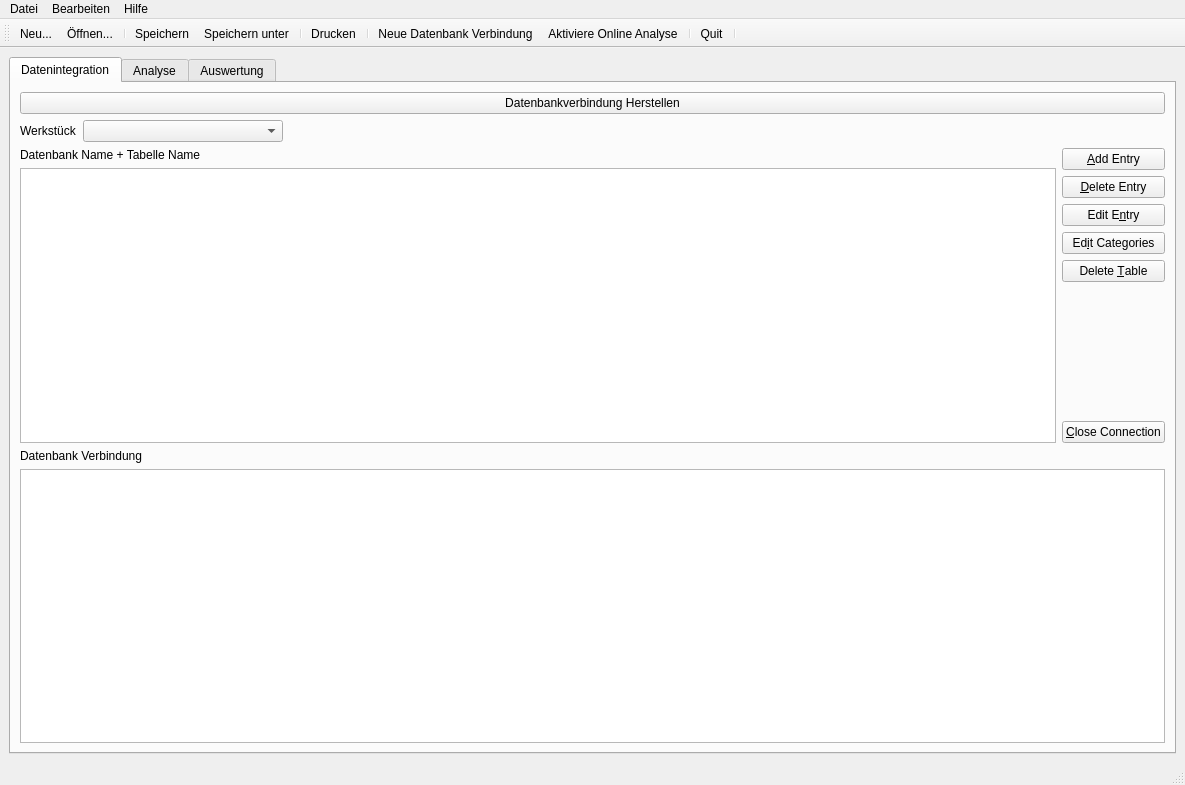
First picture: the form in views/MainWindow.ui, repository Tweak161/fa2909, before the edit.
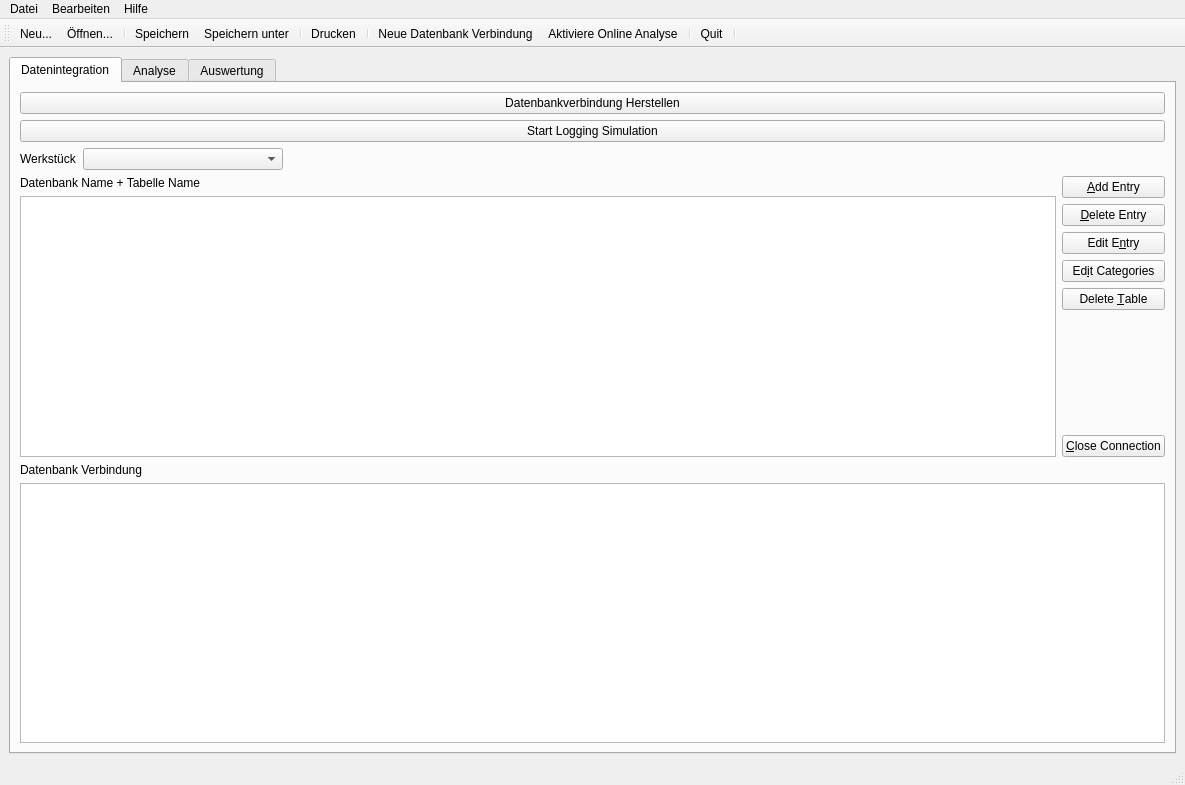
Second picture: the form after the edit. The open tabs and pages were chosen to show the change. Icons and pictures are not drawn.

Diff of the .ui file:
```diff
--- a/views/MainWindow.ui
+++ b/views/MainWindow.ui
@@ -45,6 +45,13 @@
             </item>
            </layout>
           </item>
+          <item>
+           <widget class="QPushButton" name="startLoggingSimulationPushButton">
+            <property name="text">
+             <string>Start Logging Simulation</string>
+            </property>
+           </widget>
+          </item>
           <item>
            <layout class="QHBoxLayout" name="horizontalLayout_9">
             <item>
```
Left out of the diff: 2 changed lines with no effect on the pictures.
